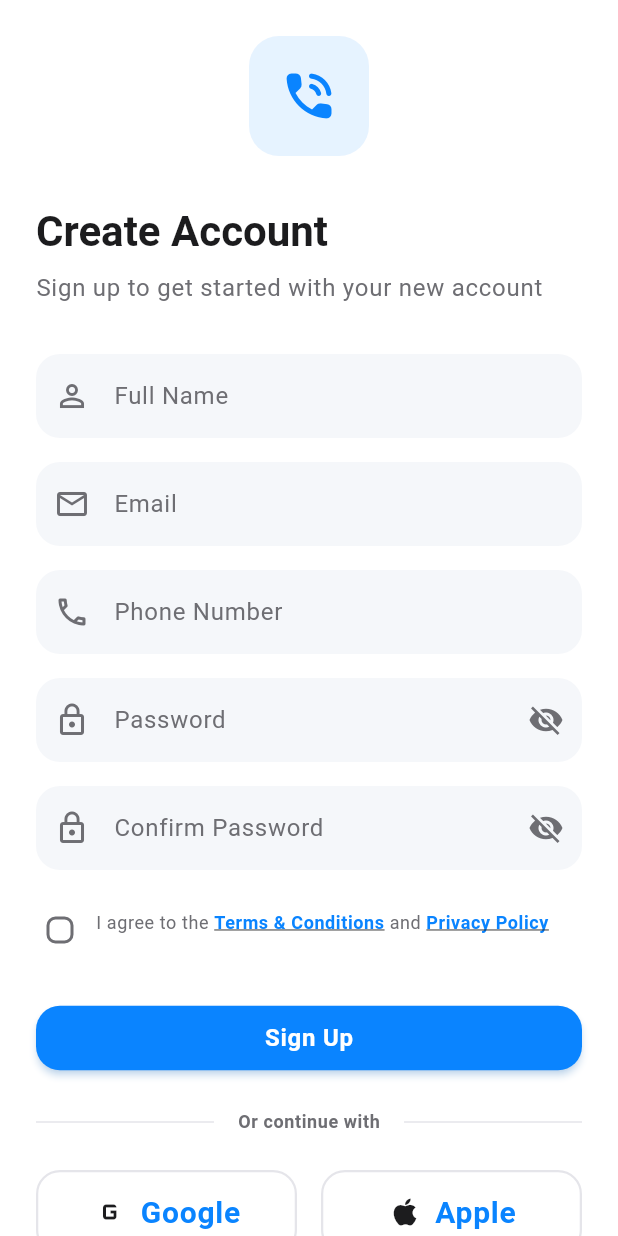
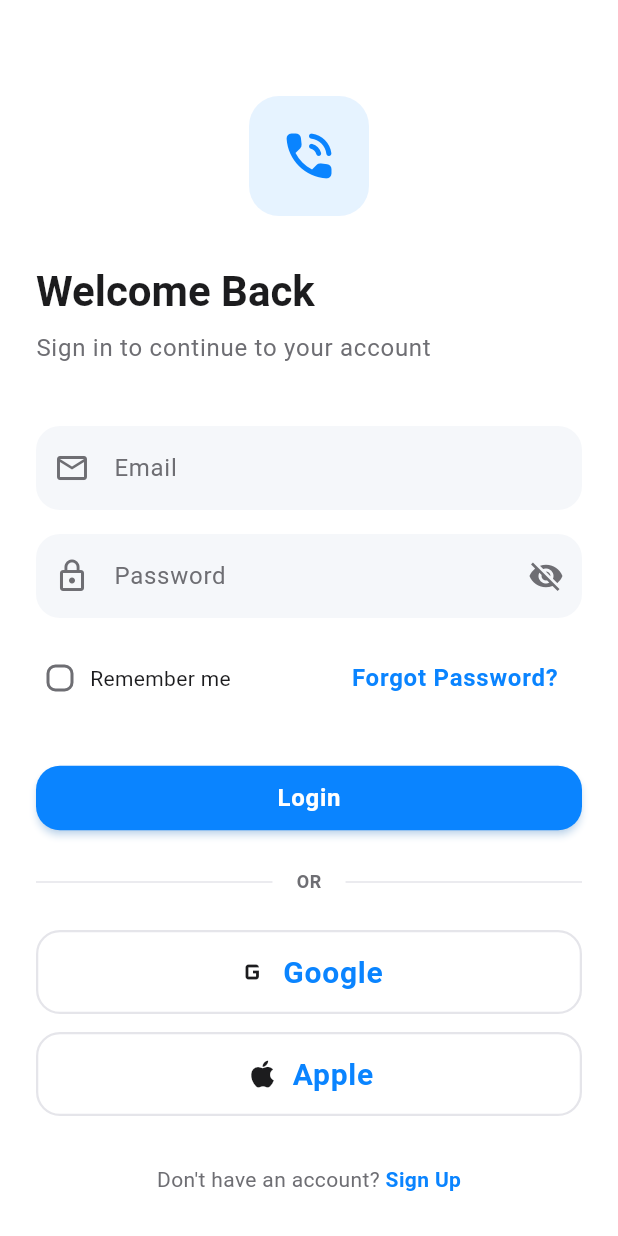
Before and after one commit to miku272/calling-app, a Flutter app: the screen it shows after launch, on a phone screen of 412 x 824 dp. Run offline on Flutter 3.47's test engine with Material 3 defaults, Android fonts, the light colour scheme and no system bars; our stand-ins replace firebase_auth, firebase_core, flutter_bloc, fpdart, get_it, go_router and 1 more; accounts and stored records are empty.

Commit message:
Created login screen and also customsnackbar widget

```diff
--- a/lib/app_router.dart
+++ b/lib/app_router.dart
@@ -3,6 +3,7 @@ import 'package:go_router/go_router.dart';
 
 import './core/screens/not_found_screen.dart';
 
+import './features/auth/presentation/screens/login_screen.dart';
 import './features/auth/presentation/screens/signup_screen.dart';
 import './features/home/presentation/screens/home_screen.dart';
 
@@ -11,8 +12,17 @@ class AppRouter {
     redirect: (context, state) {
       final isLoggedIn = FirebaseAuth.instance.currentUser != null;
 
-      if (!isLoggedIn && state.fullPath != '/signup') {
-        return '/signup';
+      // If not logged in and trying to access protected routes, redirect to login
+      if (!isLoggedIn &&
+          state.fullPath != '/login' &&
+          state.fullPath != '/signup') {
+        return '/login';
+      }
+
+      // If logged in and trying to access auth screens, redirect to home
+      if (isLoggedIn &&
+          (state.fullPath == '/login' || state.fullPath == '/signup')) {
+        return '/';
       }
 
       return null;
@@ -20,6 +30,7 @@ class AppRouter {
     initialLocation: '/',
     errorBuilder: (context, state) => const NotFoundScreen(),
     routes: [
+      GoRoute(path: '/login', builder: (context, state) => const LoginScreen()),
       GoRoute(
         path: '/signup',
         builder: (context, state) => const SignupScreen(),
--- a/lib/core/widgets/custom_snackbar.dart
+++ b/lib/core/widgets/custom_snackbar.dart
@@ -0,0 +1,103 @@
+import 'package:flutter/material.dart';
+
+class CustomSnackbar {
+  static void _show({
+    required BuildContext context,
+    required String message,
+    required Color backgroundColor,
+    required IconData icon,
+    Duration? duration,
+    SnackBarAction? action,
+  }) {
+    ScaffoldMessenger.of(context)
+      ..clearSnackBars()
+      ..showSnackBar(
+        SnackBar(
+          behavior: SnackBarBehavior.floating,
+          backgroundColor: backgroundColor,
+          duration: duration ?? const Duration(seconds: 3),
+          shape: RoundedRectangleBorder(
+            borderRadius: BorderRadius.circular(12),
+          ),
+          content: Row(
+            children: <Widget>[
+              Icon(icon, color: Colors.white),
+              const SizedBox(width: 12),
+              Expanded(
+                child: Text(
+                  message,
+                  style: const TextStyle(color: Colors.white),
+                ),
+              ),
+            ],
+          ),
+          action: action,
+          elevation: 2,
+        ),
+      );
+  }
+
+  static void success(
+    BuildContext context,
+    String message, {
+    Duration? duration,
+    SnackBarAction? action,
+  }) {
+    _show(
+      context: context,
+      message: message,
+      backgroundColor: Colors.green.shade600,
+      icon: Icons.check_circle,
+      duration: duration,
+      action: action,
+    );
+  }
+
+  static void error(
+    BuildContext context,
+    String message, {
+    Duration? duration,
+    SnackBarAction? action,
+  }) {
+    _show(
+      context: context,
+      message: message,
+      backgroundColor: Colors.red.shade600,
+      icon: Icons.error,
+      duration: duration,
+      action: action,
+    );
+  }
+
+  static void warning(
+    BuildContext context,
+    String message, {
+    Duration? duration,
+    SnackBarAction? action,
+  }) {
+    _show(
+      context: context,
+      message: message,
+      backgroundColor: Colors.orange.shade700,
+      icon: Icons.warning_amber_rounded,
+      duration: duration,
+      action: action,
+    );
+  }
+
+  static void info(
+    BuildContext context,
+    String message, {
+    Duration? duration,
+    SnackBarAction? action,
+  }) {
+    _show(
+      context: context,
+      message: message,
+      backgroundColor: Colors.blue.shade600,
+      icon: Icons.info_outline,
+      duration: duration,
+      action: action,
+    );
+  }
+}
--- /dev/null
+++ b/lib/features/auth/presentation/screens/login_screen.dart
@@ -0,0 +1,245 @@
+import 'package:flutter/material.dart';
+import 'package:go_router/go_router.dart';
+
+import '../../../../core/widgets/custom_snackbar.dart';
+
+import '../widgets/auth_header.dart';
+import '../widgets/or_divider.dart';
+import '../widgets/social_auth_button.dart';
+import '../widgets/auth_footer_link.dart';
+
+class LoginScreen extends StatefulWidget {
+  const LoginScreen({super.key});
+
+  @override
+  State<LoginScreen> createState() => _LoginScreenState();
+}
+
+class _LoginScreenState extends State<LoginScreen> {
+  final _formKey = GlobalKey<FormState>();
+  final _emailController = TextEditingController();
+  final _passwordController = TextEditingController();
+
+  bool _obscurePassword = true;
+  bool _rememberMe = false;
+  bool _isLoading = false;
+
+  @override
+  void dispose() {
+    _emailController.dispose();
+    _passwordController.dispose();
+    super.dispose();
+  }
+
+  String? _validateEmail(String? value) {
+    if (value == null || value.isEmpty) {
+      return 'Please enter your email';
+    }
+    final emailRegex = RegExp(r'^[\w-\.]+@([\w-]+\.)+[\w-]{2,4}$');
+    if (!emailRegex.hasMatch(value)) {
+      return 'Please enter a valid email';
+    }
+    return null;
+  }
+
+  String? _validatePassword(String? value) {
+    if (value == null || value.isEmpty) {
+      return 'Please enter your password';
+    }
+    if (value.length < 6) {
+      return 'Password must be at least 6 characters';
+    }
+    return null;
+  }
+
+  void _handleLogin() {
+    if (!_formKey.currentState!.validate()) {
+      return;
+    }
+
+    setState(() {
+      _isLoading = true;
+    });
+
+    // TODO: Implement actual login logic
+    Future.delayed(const Duration(seconds: 2), () {
+      if (mounted) {
+        setState(() {
+          _isLoading = false;
+        });
+
+        CustomSnackbar.success(context, 'Login successful!');
+
+        // Navigate to home
+        context.go('/');
+      }
+    });
+  }
+
+  void _handleSocialAuth(String provider) {
+    CustomSnackbar.info(context, 'Continue with $provider coming soon!');
+  }
+
+  void _navigateToSignup() {
+    final canPop = context.canPop();
+    if (canPop) {
+      context.replace('/signup');
+    } else {
+      context.go('/signup');
+    }
+  }
+
+  void _handleForgotPassword() {
+    CustomSnackbar.info(context, 'Forgot password screen coming soon!');
+  }
+
+  @override
+  Widget build(BuildContext context) {
+    final canPop = context.canPop();
+
+    return Scaffold(
+      appBar: canPop ? AppBar() : null,
+      body: SafeArea(
+        child: SingleChildScrollView(
+          padding: const EdgeInsets.all(24),
+          child: Form(
+            key: _formKey,
+            child: Column(
+              crossAxisAlignment: CrossAxisAlignment.stretch,
+              children: [
+                const SizedBox(height: 40),
+
+                // Header
+                const AuthHeader(
+                  title: 'Welcome Back',
+                  subtitle: 'Sign in to continue to your account',
+                ),
+                const SizedBox(height: 40),
+
+                // Email field
+                TextFormField(
+                  controller: _emailController,
+                  decoration: const InputDecoration(
+                    labelText: 'Email',
+                    hintText: 'Enter your email',
+                    prefixIcon: Icon(Icons.email_outlined),
+                  ),
+                  keyboardType: TextInputType.emailAddress,
+                  autofillHints: const [AutofillHints.email],
+                  validator: _validateEmail,
+                ),
+                const SizedBox(height: 16),
+
+                // Password field
+                TextFormField(
+                  controller: _passwordController,
+                  decoration: InputDecoration(
+                    labelText: 'Password',
+                    hintText: 'Enter your password',
+                    prefixIcon: const Icon(Icons.lock_outline),
+                    suffixIcon: IconButton(
+                      icon: Icon(
+                        _obscurePassword
+                            ? Icons.visibility_off
+                            : Icons.visibility,
+                      ),
+                      onPressed: () {
+                        setState(() {
+                          _obscurePassword = !_obscurePassword;
+                        });
+                      },
+                    ),
+                  ),
+                  obscureText: _obscurePassword,
+                  autofillHints: const [AutofillHints.password],
+                  validator: _validatePassword,
+                ),
+                const SizedBox(height: 16),
+
+                // Remember me & Forgot password row
+                Row(
+                  mainAxisAlignment: MainAxisAlignment.spaceBetween,
+                  children: [
+                    // Remember me checkbox
+                    Row(
+                      children: [
+                        Checkbox(
+                          value: _rememberMe,
+                          onChanged: (value) {
+                            setState(() {
+                              _rememberMe = value ?? false;
+                            });
+                          },
+                          materialTapTargetSize:
+                              MaterialTapTargetSize.shrinkWrap,
+                          visualDensity: VisualDensity.compact,
+                        ),
+                        const SizedBox(width: 4),
+                        Text(
+                          'Remember me',
+                          style: Theme.of(context).textTheme.bodyMedium,
+                        ),
+                      ],
+                    ),
+
+                    // Forgot password
+                    TextButton(
+                      onPressed: _handleForgotPassword,
+                      child: const Text('Forgot Password?'),
+                    ),
+                  ],
+                ),
+                const SizedBox(height: 32),
+
+                // Login button
+                ElevatedButton(
+                  onPressed: _isLoading ? null : _handleLogin,
+                  child: _isLoading
+                      ? const SizedBox(
+                          height: 20,
+                          width: 20,
+                          child: CircularProgressIndicator(
+                            strokeWidth: 2,
+                            valueColor: AlwaysStoppedAnimation<Color>(
+                              Colors.white,
+                            ),
+                          ),
+                        )
+                      : const Text('Login'),
+                ),
+                const SizedBox(height: 24),
+
+                // OR divider
+                const OrDivider(),
+                const SizedBox(height: 24),
+
+                // Social auth buttons
+                SocialAuthButton(
+                  provider: 'Google',
+                  icon: Icons.g_mobiledata,
+                  onPressed: () => _handleSocialAuth('Google'),
+                ),
+                const SizedBox(height: 12),
+
+                SocialAuthButton(
+                  provider: 'Apple',
+                  icon: Icons.apple,
+                  onPressed: () => _handleSocialAuth('Apple'),
+                ),
+                const SizedBox(height: 32),
+
+                // Footer link
+                AuthFooterLink(
+                  questionText: "Don't have an account?",
+                  actionText: 'Sign Up',
+                  onActionTap: _navigateToSignup,
+                ),
+                const SizedBox(height: 16),
+              ],
+            ),
+          ),
+        ),
+      ),
+    );
+  }
+}
```
Also changed, not shown: lib/features/auth/presentation/screens/signup_screen.dart (+16 -31 lines).
